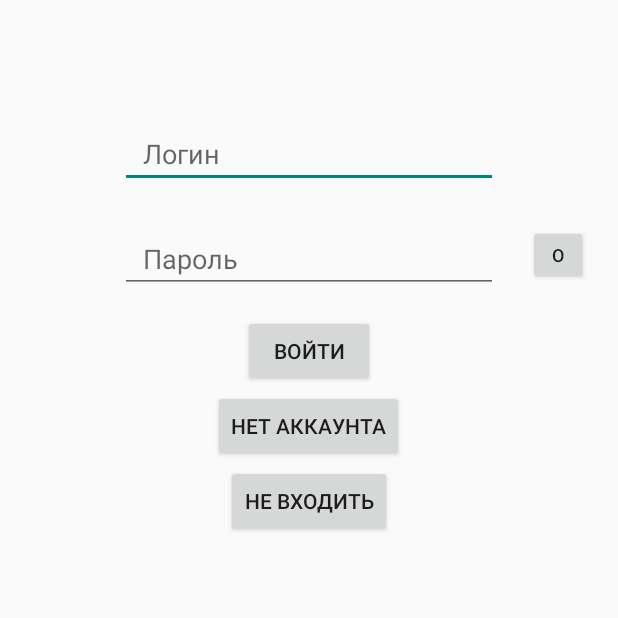
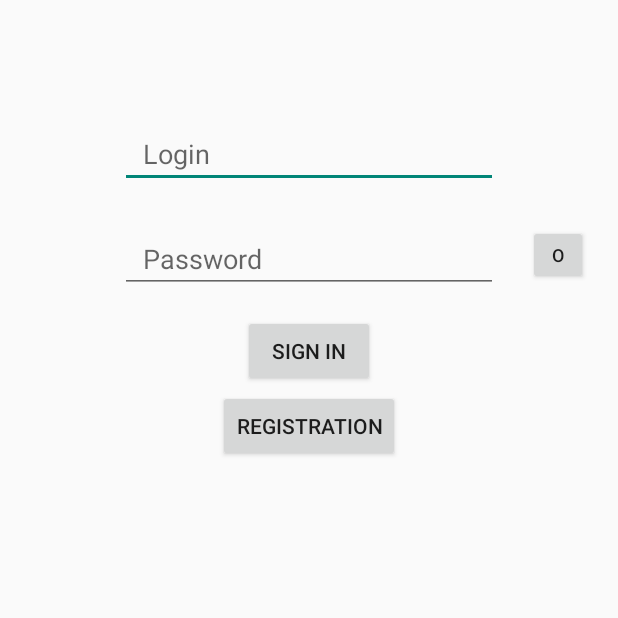
Before and after one commit to Arthur100024/DarkSouls2WIKI, an Android app: the screen it shows after launch (AuthActivity), on a phone screen of 412 x 824 dp, the top half of it. Run offline under Robolectric (Android 15) with nearby library versions, the phone set to English and light mode, and no system bars; 1 statement that could not run was skipped.

Commit message:
Kursach is done

```diff
--- a/app/src/main/java/com/karapetyan/darksoulswiki/UI/Views/AuthActivity/SignInFragment.java
+++ b/app/src/main/java/com/karapetyan/darksoulswiki/UI/Views/AuthActivity/SignInFragment.java
@@ -61,12 +61,12 @@ public class SignInFragment extends Fragment {
             }
         });
 
-        binding.noSignBtn.setOnClickListener(new View.OnClickListener() {
-            @Override
-            public void onClick(View v) {
-                replaceFragment(new NoAccAttentionFragment());  //На страницу предупреждения
-            }
-        });
+//        binding.noSignBtn.setOnClickListener(new View.OnClickListener() {
+//            @Override
+//            public void onClick(View v) {
+//                replaceFragment(new NoAccAttentionFragment());  //На страницу предупреждения
+//            }
+//        });
     }
 
 
--- a/app/src/main/res/layout/fragment_sign_in.xml
+++ b/app/src/main/res/layout/fragment_sign_in.xml
@@ -12,7 +12,7 @@
         android:layout_centerHorizontal="true"
         android:layout_marginHorizontal="80sp"
         android:layout_marginTop="80dp"
-        android:hint="Логин"
+        android:hint="Login"
         android:paddingStart="15dp" />
 
     <RelativeLayout
@@ -28,7 +28,7 @@
             android:layout_centerHorizontal="true"
             android:layout_marginHorizontal="80sp"
             android:inputType="textPassword"
-            android:hint="Пароль"
+            android:hint="Password"
             android:paddingStart="15dp" />
 
         <Button
@@ -48,7 +48,7 @@
         android:layout_height="wrap_content"
         android:layout_centerHorizontal="true"
         android:layout_marginTop="210dp"
-        android:text="Войти"/>
+        android:text="Sign In"/>
 
     <Button
         android:id="@+id/signUpBtn"
@@ -56,14 +56,14 @@
         android:layout_height="wrap_content"
         android:layout_centerHorizontal="true"
         android:layout_marginTop="260dp"
-        android:text="Нет аккаунта" />
+        android:text="Registration" />
 
-    <Button
-        android:id="@+id/noSignBtn"
-        android:layout_width="wrap_content"
-        android:layout_height="wrap_content"
-        android:layout_centerHorizontal="true"
-        android:layout_marginTop="310dp"
-        android:text="Не входить" />
+<!--    <Button-->
+<!--        android:id="@+id/noSignBtn"-->
+<!--        android:layout_width="wrap_content"-->
+<!--        android:layout_height="wrap_content"-->
+<!--        android:layout_centerHorizontal="true"-->
+<!--        android:layout_marginTop="310dp"-->
+<!--        android:text="Не входить" />-->
 
 </RelativeLayout>
```
Also changed, not shown: app/src/main/res/layout/fragment_sign_up.xml (+4 -4 lines).
